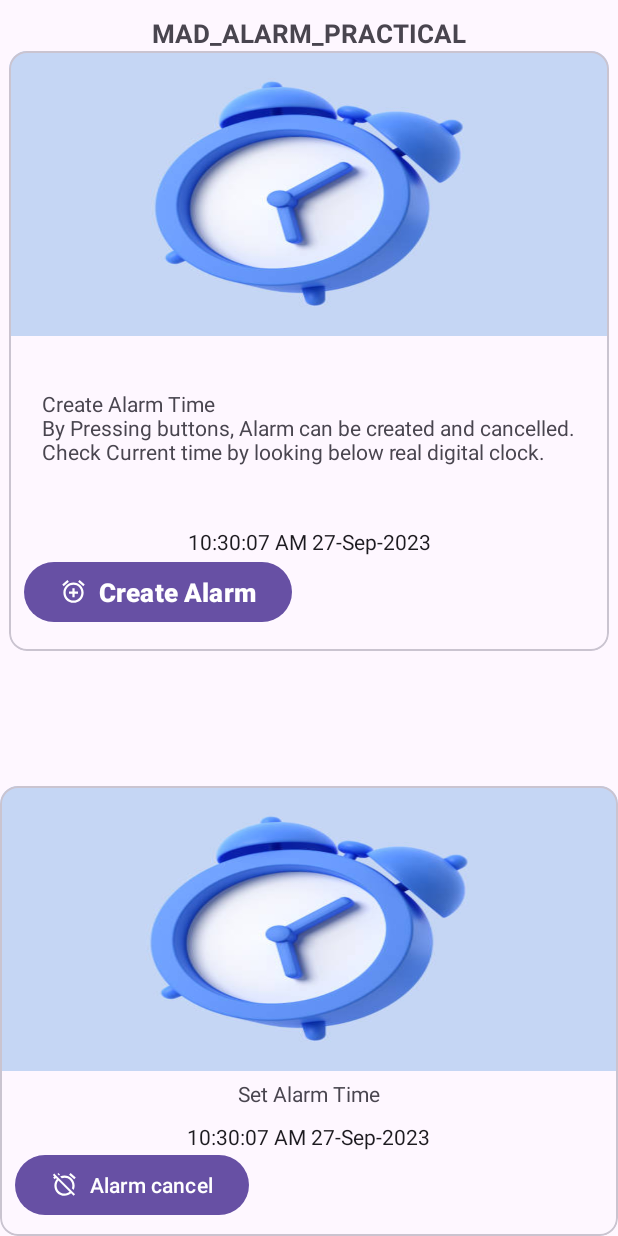
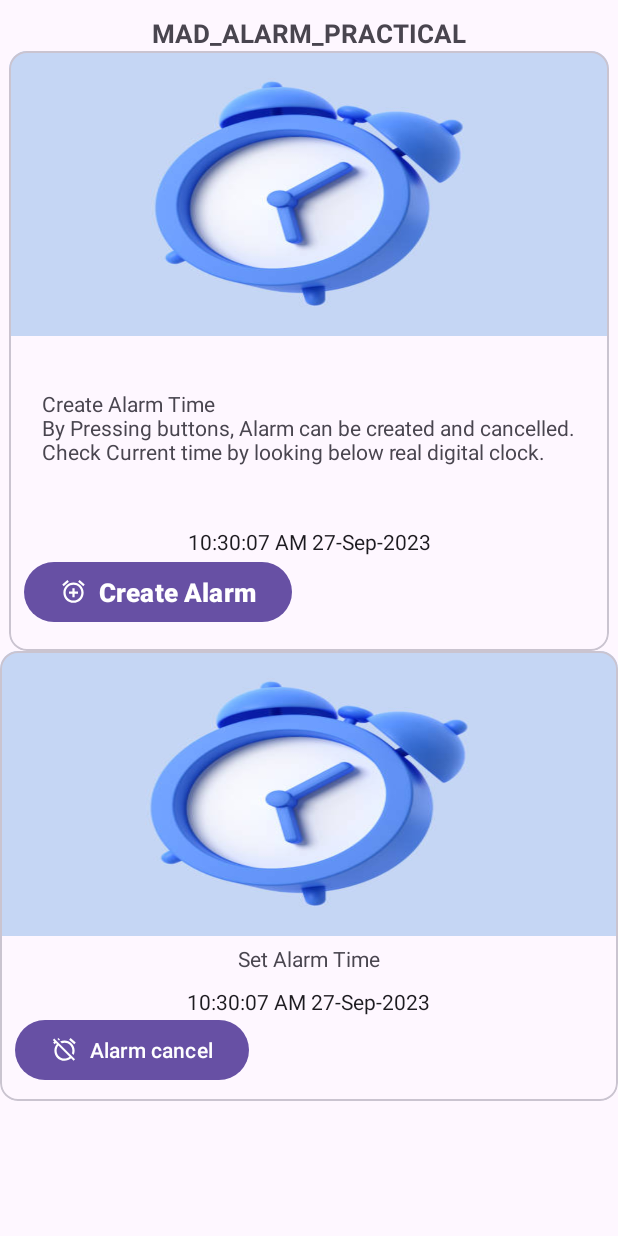
Before and after one commit to YashP-01/MAD_Practical-8_21012021098, an Android app: the screen it shows after launch (MainActivity), on a phone screen of 412 x 824 dp. Run offline under Robolectric (Android 15) with nearby library versions, the phone set to English and light mode, and no system bars.

Commit message:
date: 27/09/23

```diff
--- a/app/src/main/res/layout/activity_main.xml
+++ b/app/src/main/res/layout/activity_main.xml
@@ -6,7 +6,12 @@
     android:layout_height="match_parent"
     tools:context=".MainActivity">
 
-
+<androidx.core.widget.NestedScrollView
+    android:layout_width="match_parent"
+    android:layout_height="match_parent">
+    <androidx.constraintlayout.widget.ConstraintLayout
+        android:layout_width="match_parent"
+        android:layout_height="wrap_content">
         <TextView
             android:id="@+id/textView"
             android:layout_width="wrap_content"
@@ -61,7 +66,6 @@
                     android:textSize="17dp"
                     android:textStyle="bold"
                     app:icon="@drawable/baseline_add_alarm_24"
-
                     app:layout_constraintBottom_toBottomOf="parent"
                     app:layout_constraintStart_toStartOf="parent">
 
@@ -83,8 +87,7 @@
         <com.google.android.material.card.MaterialCardView
             android:layout_width="match_parent"
             android:layout_height="300dp"
-        app:layout_constraintBottom_toBottomOf="parent"
-        tools:layout_editor_absoluteX="-6dp">
+            app:layout_constraintTop_toBottomOf="@id/materialCardView">
 
             <ImageView
                 android:id="@+id/imageView1"
@@ -98,8 +101,6 @@
                 android:layout_height="match_parent"
                 android:layout_marginTop="195dp"
                 android:elevation="20dp">
-
-
 
                 <com.google.android.material.button.MaterialButton
                     android:layout_width="wrap_content"
@@ -136,6 +137,6 @@
 
             </androidx.constraintlayout.widget.ConstraintLayout>
         </com.google.android.material.card.MaterialCardView>
-
-
     </androidx.constraintlayout.widget.ConstraintLayout>
+</androidx.core.widget.NestedScrollView>
+</androidx.constraintlayout.widget.ConstraintLayout>
```
Also changed, not shown: app/src/main/AndroidManifest.xml (+13 -0 lines), app/src/main/java/com/example/mad_21012021098_practical_8/AlarmBroadcastReceiver.kt (added, +26 -0 lines), app/src/main/java/com/example/mad_21012021098_practical_8/AlarmService.kt (added, +27 -0 lines), app/src/main/java/com/example/mad_21012021098_practical_8/MainActivity.kt (+15 -0 lines), 1 other file. Lines whose indentation alone changed are shown as unchanged.
